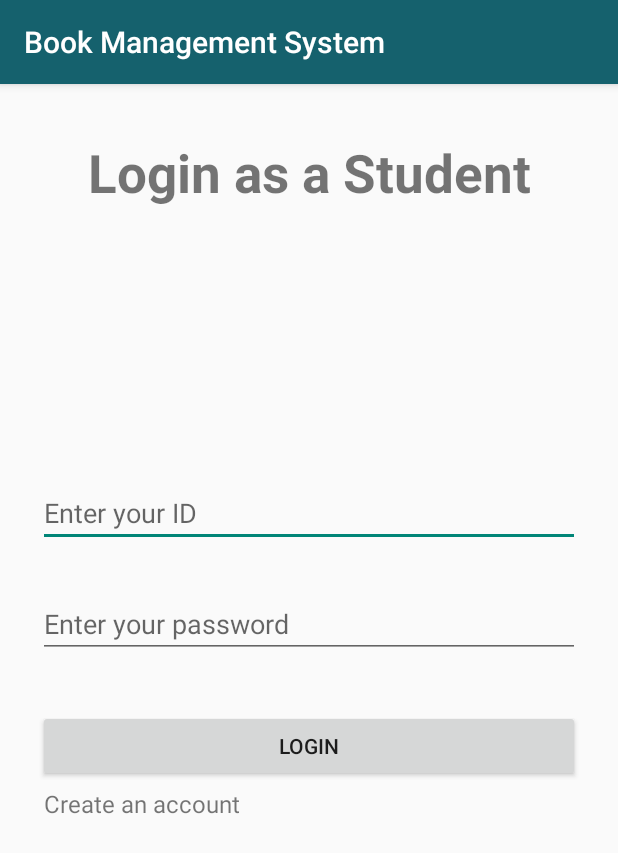
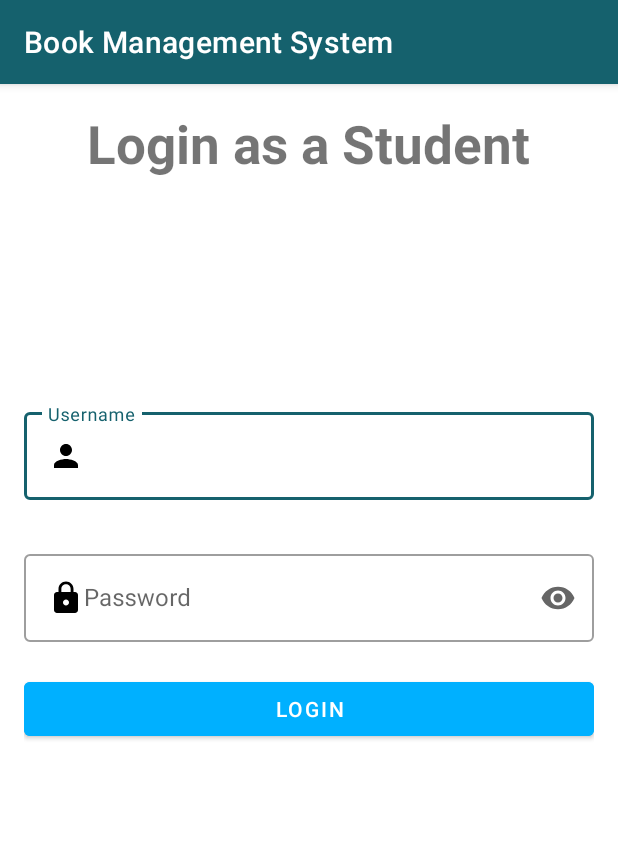
Before and after one commit to KoniCm/Yametee, an Android app: the studentPanel screen opened directly, with no data from a screen before it, on a phone screen of 412 x 824 dp. Shown: the top 853 px of the screen. Run offline under Robolectric (Android 15) with nearby library versions, the phone set to English and light mode, and no system bars.

Commit message:
This is our project, hope it's work well

```diff
--- a/app/src/main/AndroidManifest.xml
+++ b/app/src/main/AndroidManifest.xml
@@ -26,7 +26,8 @@
             android:exported="false" />
         <activity
             android:name=".studentPanel"
-            android:exported="false" />
+            android:exported="false"
+            android:theme="@style/loginStyle"/>
         <activity
             android:name=".LoginSystem"
             android:exported="true" />
--- a/app/src/main/java/com/praticing/yametee/BookListStudent.java
+++ b/app/src/main/java/com/praticing/yametee/BookListStudent.java
@@ -106,7 +106,7 @@ public class BookListStudent extends AppCompatActivity
                 startActivity(intent);
                 return true;
             case R.id.delete_all:
-                Toast.makeText(this, "You don't have a permission", Toast.LENGTH_SHORT).show();
+                Toast.makeText(this, "You don't have permission", Toast.LENGTH_SHORT).show();
                 return true;
             default:
                 return super.onOptionsItemSelected(item);
--- a/app/src/main/java/com/praticing/yametee/LoginSystem.java
+++ b/app/src/main/java/com/praticing/yametee/LoginSystem.java
@@ -8,7 +8,6 @@ import android.content.Intent;
 import android.os.Bundle;
 import android.view.View;
 import android.widget.Toast;
-
 public class LoginSystem extends AppCompatActivity
 {
     CardView student,admin;
@@ -21,7 +20,6 @@ public class LoginSystem extends AppCompatActivity
 
         student = findViewById(R.id.student);
         admin = findViewById(R.id.admin);
-
         admin.setOnClickListener(new View.OnClickListener()
         {
             @Override
--- a/app/src/main/res/layout/activity_dashboard_student.xml
+++ b/app/src/main/res/layout/activity_dashboard_student.xml
@@ -4,8 +4,7 @@
     xmlns:tools="http://schemas.android.com/tools"
     android:layout_width="match_parent"
     android:layout_height="match_parent"
-    android:padding="15dp"
-    android:background="@drawable/book_bglogin"
+    android:background="@drawable/book_student_bg"
     tools:context=".DashboardStudent">
 
     <LinearLayout
--- a/app/src/main/res/layout/activity_login_system.xml
+++ b/app/src/main/res/layout/activity_login_system.xml
@@ -5,7 +5,7 @@
     android:layout_width="match_parent"
     android:layout_height="match_parent"
     android:padding="15dp"
-    android:background="@drawable/book_bglogin"
+    android:background="@drawable/book_login_bg"
     tools:context=".LoginSystem">
 
     <LinearLayout
--- a/app/src/main/res/layout/activity_student_panel.xml
+++ b/app/src/main/res/layout/activity_student_panel.xml
@@ -1,72 +1,63 @@
 <?xml version="1.0" encoding="utf-8"?>
-<androidx.constraintlayout.widget.ConstraintLayout xmlns:android="http://schemas.android.com/apk/res/android"
-    xmlns:app="http://schemas.android.com/apk/res-auto"
+<LinearLayout xmlns:android="http://schemas.android.com/apk/res/android"
     xmlns:tools="http://schemas.android.com/tools"
     android:layout_width="match_parent"
     android:layout_height="match_parent"
-    android:padding="25dp"
+    xmlns:app="http://schemas.android.com/apk/res-auto"
+    android:orientation="vertical"
+    android:padding="16dp"
     tools:context=".studentPanel">
-
-    <TextView
-        android:id="@+id/textView4"
-        android:layout_width="wrap_content"
-        android:layout_height="wrap_content"
-        android:layout_marginBottom="650dp"
-        android:text="Login as a Student"
-        android:textSize="35sp"
-        android:textStyle="bold|normal"
-        app:layout_constraintBottom_toBottomOf="parent"
-        app:layout_constraintEnd_toEndOf="parent"
-        app:layout_constraintStart_toStartOf="parent"
-        app:layout_constraintTop_toTopOf="parent" />
-
-    <EditText
-        android:id="@+id/input_username"
-        android:layout_width="match_parent"
-        android:layout_height="wrap_content"
-        android:hint="Enter your ID"
-        android:inputType="number"
-        app:layout_constraintBottom_toBottomOf="parent"
-        app:layout_constraintEnd_toEndOf="parent"
-        app:layout_constraintHorizontal_bias="0.0"
-        app:layout_constraintStart_toStartOf="parent"
-        app:layout_constraintTop_toTopOf="parent"
-        app:layout_constraintVertical_bias="0.354" />
-
-    <EditText
-        android:id="@+id/input_password"
-        android:layout_width="match_parent"
-        android:layout_height="wrap_content"
-        android:hint="Enter your password"
-        app:layout_constraintBottom_toBottomOf="parent"
-        app:layout_constraintEnd_toEndOf="parent"
-        app:layout_constraintHorizontal_bias="0.0"
-        app:layout_constraintStart_toStartOf="parent"
-        app:layout_constraintTop_toTopOf="parent"
-        app:layout_constraintVertical_bias="0.464" />
-
-    <Button
-        android:id="@+id/btn_loginStudent"
-        android:layout_width="match_parent"
-        android:layout_height="wrap_content"
-        android:text="Login"
-        app:cornerRadius="25dp"
-        app:layout_constraintBottom_toBottomOf="parent"
-        app:layout_constraintEnd_toEndOf="parent"
-        app:layout_constraintStart_toStartOf="parent"
-        app:layout_constraintTop_toTopOf="parent"
-        app:layout_constraintVertical_bias="0.586" />
 
     <TextView
         android:layout_width="wrap_content"
         android:layout_height="wrap_content"
-        android:text="Create an account"
-        android:textSize="16sp"
-        app:layout_constraintBottom_toBottomOf="parent"
-        app:layout_constraintEnd_toEndOf="parent"
-        app:layout_constraintHorizontal_bias="0.016"
-        app:layout_constraintStart_toStartOf="parent"
-        app:layout_constraintTop_toTopOf="parent"
-        app:layout_constraintVertical_bias="0.638" />
+        android:text="Login as a Student"
+        android:textSize="35sp"
+        android:textStyle="bold|normal"
+        android:layout_gravity="center"/>
 
-</androidx.constraintlayout.widget.ConstraintLayout>
+    <com.google.android.material.textfield.TextInputLayout
+        style="@style/Widget.MaterialComponents.TextInputLayout.OutlinedBox"
+        android:layout_width="match_parent"
+        android:layout_height="wrap_content"
+        android:layout_marginTop="150dp"
+        app:endIconMode="clear_text"
+        app:errorEnabled="true">
+
+        <com.google.android.material.textfield.TextInputEditText
+            android:id="@+id/input_username"
+            android:layout_width="match_parent"
+            android:layout_height="wrap_content"
+            android:drawableStart="@drawable/baseline_person_24"
+            android:hint="Username"
+            android:inputType="text" />
+
+    </com.google.android.material.textfield.TextInputLayout>
+
+    <com.google.android.material.textfield.TextInputLayout
+        style="@style/Widget.MaterialComponents.TextInputLayout.OutlinedBox"
+        android:layout_marginTop="10dp"
+        android:layout_width="match_parent"
+        android:layout_height="wrap_content"
+        app:errorEnabled="true"
+        app:endIconMode="password_toggle">
+
+        <com.google.android.material.textfield.TextInputEditText
+            android:id="@+id/input_password"
+            android:layout_width="match_parent"
+            android:layout_height="wrap_content"
+            android:drawableStart="@drawable/baseline_lock_24"
+            android:hint="Password"
+            android:inputType="textPassword" />
+
+    </com.google.android.material.textfield.TextInputLayout>
+
+
+    <Button
+        android:backgroundTint="#00B0FF"
+        android:id="@+id/btn_loginStudent"
+        android:layout_width="match_parent"
+        android:layout_height="wrap_content"
+        android:text="Login"/>
+
+</LinearLayout>
```
Also changed, not shown: app/src/main/res/layout/activity_main.xml (+8 -30 lines), app/src/main/res/drawable/book_librarian_bg.jpg (added), app/src/main/res/drawable/book_login_bg.jpg (added), app/src/main/res/drawable/book_student_bg.jpg (added).
